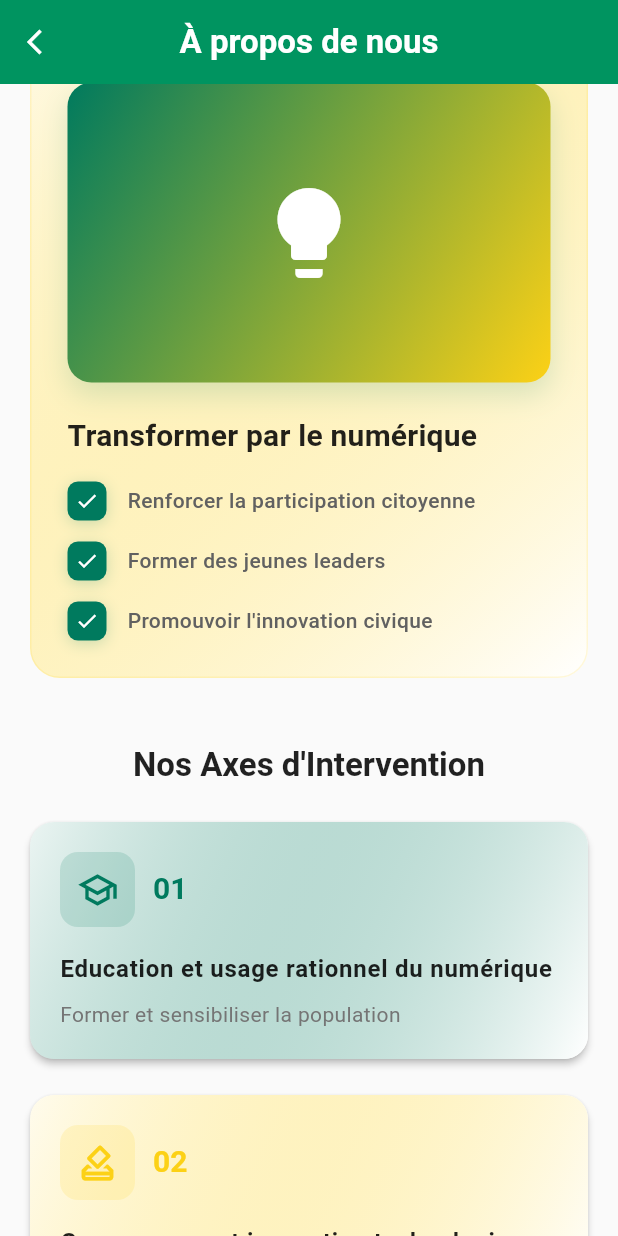
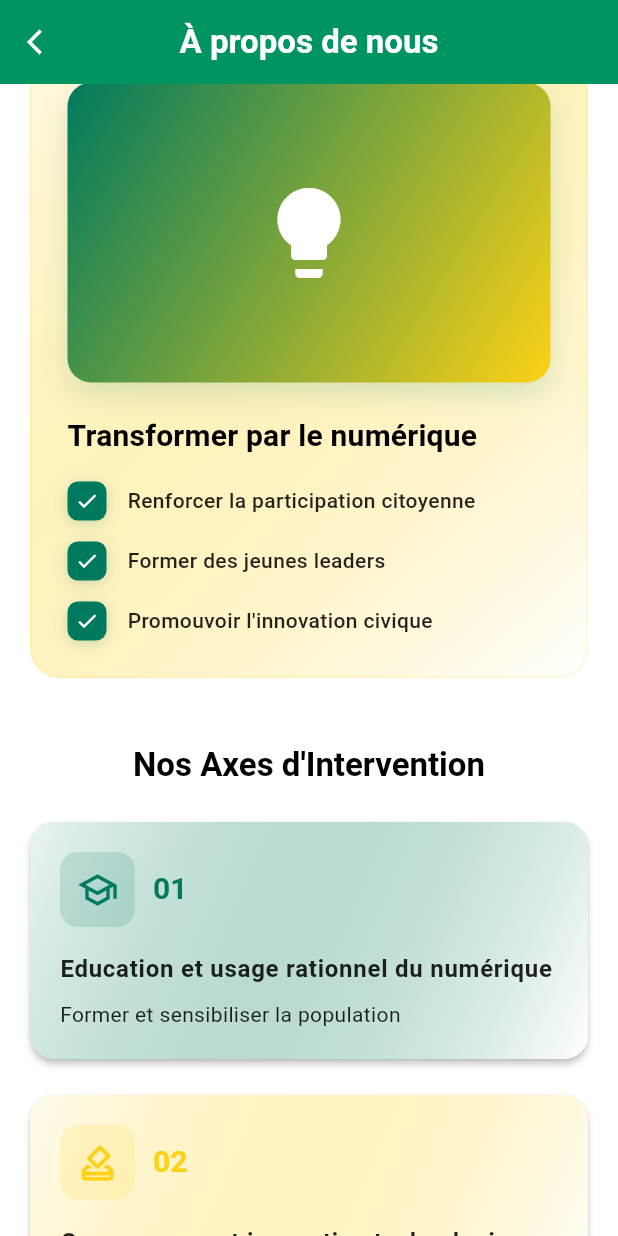
Before and after one commit to AbdoulayeGNG/citizenLabGuinee-mobile, a Flutter app: the AboutScreen screen opened by its route, scrolled down 576 dp, on a phone screen of 412 x 824 dp. Run offline on Flutter 3.47's test engine with Material 3 defaults, Android fonts, the light colour scheme and no system bars; our stand-ins replace better_player, cached_network_image, connectivity_plus, dio, font_awesome_flutter, graphql_flutter and 5 more; missing offline and left inert: syncfusion_flutter_pdfviewer; accounts and stored records are empty; network calls fail.

Commit message:
refonte sur la page projet et l'ajout de mode sombre

```diff
--- a/lib/screens/about_screen.dart
+++ b/lib/screens/about_screen.dart
@@ -1,5 +1,4 @@
 import 'package:flutter/material.dart';
-import '../theme.dart';
 
 class AboutScreen extends StatefulWidget {
   const AboutScreen({super.key});
@@ -17,7 +16,6 @@ class _AboutScreenState extends State<AboutScreen> {
   @override
   Widget build(BuildContext context) {
     return Scaffold(
-      backgroundColor: const Color(0xFFFAFAFA),
       appBar: _buildAppBar(context),
       body: SingleChildScrollView(
         physics: const BouncingScrollPhysics(),
@@ -57,7 +55,6 @@ class _AboutScreenState extends State<AboutScreen> {
   PreferredSizeWidget _buildAppBar(BuildContext context) {
     return AppBar(
       elevation: 2,
-      backgroundColor: AppTheme.lightTheme.primaryColor,
       leading: IconButton(
         icon: const Icon(Icons.arrow_back_ios, color: Colors.white, size: 20),
         onPressed: () => Navigator.pop(context),
@@ -163,7 +160,6 @@ class _AboutScreenState extends State<AboutScreen> {
                 textAlign: TextAlign.center,
                 style: Theme.of(context).textTheme.headlineSmall?.copyWith(
                   fontWeight: FontWeight.bold,
-                  color: Colors.black87,
                                     fontSize: 28,
                 ),
               ),
@@ -174,7 +170,6 @@ class _AboutScreenState extends State<AboutScreen> {
                 'Un laboratoire d\'innovation et d\'engagement civique dédié à transformer la Guinée par le numérique, en renforçant la participation citoyenne et en promouvant une gouvernance ouverte et inclusive.',
                 textAlign: TextAlign.center,
                 style: Theme.of(context).textTheme.bodyMedium?.copyWith(
-                  color: Colors.grey[700],
                                     height: 1.7,
                   fontSize: 15,
                 ),
@@ -195,7 +190,6 @@ class _AboutScreenState extends State<AboutScreen> {
           'Notre Mission',
           style: Theme.of(context).textTheme.titleLarge?.copyWith(
             fontWeight: FontWeight.bold,
-            color: Colors.black87,
                         fontSize: 26,
           ),
         ),
@@ -211,7 +205,7 @@ class _AboutScreenState extends State<AboutScreen> {
             decoration: BoxDecoration(
               borderRadius: BorderRadius.circular(20),
               gradient: LinearGradient(
-                colors: [guineeYellow.withOpacity(0.12), Colors.white],
+                colors: [guineeYellow.withOpacity(0.12), Theme.of(context).colorScheme.surface],
                 begin: Alignment.topLeft,
                 end: Alignment.bottomRight,
               ),
@@ -259,7 +253,6 @@ class _AboutScreenState extends State<AboutScreen> {
                     'Transformer par le numérique',
                     style: Theme.of(context).textTheme.titleMedium?.copyWith(
                       fontWeight: FontWeight.bold,
-                      color: Colors.black87,
                                             fontSize: 20,
                     ),
                   ),
@@ -317,7 +310,6 @@ class _AboutScreenState extends State<AboutScreen> {
           child: Text(
             text,
             style: Theme.of(context).textTheme.bodyMedium?.copyWith(
-              color: Colors.grey[700],
                             height: 1.5,
               fontWeight: FontWeight.w500,
             ),
@@ -357,7 +349,6 @@ class _AboutScreenState extends State<AboutScreen> {
           'Nos Axes d\'Intervention',
           style: Theme.of(context).textTheme.titleLarge?.copyWith(
             fontWeight: FontWeight.bold,
-            color: Colors.black87,
                       ),
         ),
         const SizedBox(height: 20),
@@ -389,7 +380,7 @@ class _AboutScreenState extends State<AboutScreen> {
         decoration: BoxDecoration(
           borderRadius: BorderRadius.circular(16),
           gradient: LinearGradient(
-            colors: [dominantColor.withOpacity(0.08), Colors.white],
+            colors: [dominantColor.withOpacity(0.08), Theme.of(context).colorScheme.surface],
             begin: Alignment.topLeft,
             end: Alignment.bottomRight,
           ),
@@ -430,7 +421,6 @@ class _AboutScreenState extends State<AboutScreen> {
                 axis['title'],
                 style: Theme.of(context).textTheme.bodyLarge?.copyWith(
                   fontWeight: FontWeight.bold,
-                  color: Colors.black87,
                                   ),
               ),
               const SizedBox(height: 8),
@@ -440,7 +430,7 @@ class _AboutScreenState extends State<AboutScreen> {
                 axis['subtitle'],
                 style: Theme.of(
                   context,
-                ).textTheme.bodyMedium?.copyWith(color: Colors.grey[600]),
+                ).textTheme.bodyMedium,
               ),
             ],
           ),
@@ -484,7 +474,6 @@ class _AboutScreenState extends State<AboutScreen> {
           'Nos Valeurs',
           style: Theme.of(context).textTheme.titleLarge?.copyWith(
             fontWeight: FontWeight.bold,
-            color: Colors.black87,
                       ),
         ),
         const SizedBox(height: 20),
@@ -552,14 +541,12 @@ class _AboutScreenState extends State<AboutScreen> {
                     value['title']!,
                     style: Theme.of(context).textTheme.bodyLarge?.copyWith(
                       fontWeight: FontWeight.bold,
-                      color: Colors.black87,
                                           ),
                   ),
                   const SizedBox(height: 4),
                   Text(
                     value['description']!,
                     style: Theme.of(context).textTheme.labelSmall?.copyWith(
-                      color: Colors.grey[600],
                                             height: 1.4,
                     ),
                     maxLines: 2,
--- a/lib/screens/categories_screen.dart
+++ b/lib/screens/categories_screen.dart
@@ -56,7 +56,7 @@ class CategoriesScreen extends StatelessWidget {
       padding: const EdgeInsets.all(16),
       gridDelegate: const SliverGridDelegateWithFixedCrossAxisCount(
         crossAxisCount: 2,
-        childAspectRatio: 1,
+        mainAxisExtent: 140,
         crossAxisSpacing: 12,
         mainAxisSpacing: 12,
       ),
--- /dev/null
+++ b/lib/theme_provider.dart
@@ -0,0 +1,16 @@
+import 'package:flutter/material.dart';
+
+class ThemeProvider extends ChangeNotifier {
+  ThemeMode _themeMode = ThemeMode.light;
+
+  ThemeMode get themeMode => _themeMode;
+
+  bool get isDarkMode => _themeMode == ThemeMode.dark;
+
+  void toggleTheme() {
+    _themeMode = _themeMode == ThemeMode.light
+        ? ThemeMode.dark
+        : ThemeMode.light;
+    notifyListeners();
+  }
+}
--- a/lib/widgets/member_card.dart
+++ b/lib/widgets/member_card.dart
@@ -141,10 +141,9 @@ class MemberCard extends StatelessWidget {
                 child: Text(
                   member.name,
                   textAlign: TextAlign.center,
-                  style: const TextStyle(
+                  style: Theme.of(context).textTheme.bodyMedium?.copyWith(
                     fontSize: 13,
                     fontWeight: FontWeight.w700,
-                    color: Colors.black87,
                   ),
                   maxLines: 2,
                   overflow: TextOverflow.ellipsis,
--- a/lib/widgets/post_card.dart
+++ b/lib/widgets/post_card.dart
@@ -97,9 +97,8 @@ class PostCard extends StatelessWidget {
                       'dd MMM yyyy',
                       'fr_FR',
                     ).format(DateTime.parse(post.date)),
-                    style: TextStyle(
+                    style: Theme.of(context).textTheme.bodySmall?.copyWith(
                       fontSize: Responsive.getScaledFontSize(context, 11),
-                      color: Colors.grey[600],
                       fontWeight: FontWeight.w500,
                     ),
                     maxLines: 1,
```
Also changed, not shown: lib/main.dart (+14 -2 lines), lib/screens/article_screen.dart (+7 -1 lines), lib/screens/home_screen.dart (+17 -10 lines), lib/screens/projects_screen.dart (+2 -6 lines), lib/theme.dart (+77 -11 lines), lib/widgets/app_drawer.dart (+10 -7 lines). Lines whose indentation alone changed are shown as unchanged.
